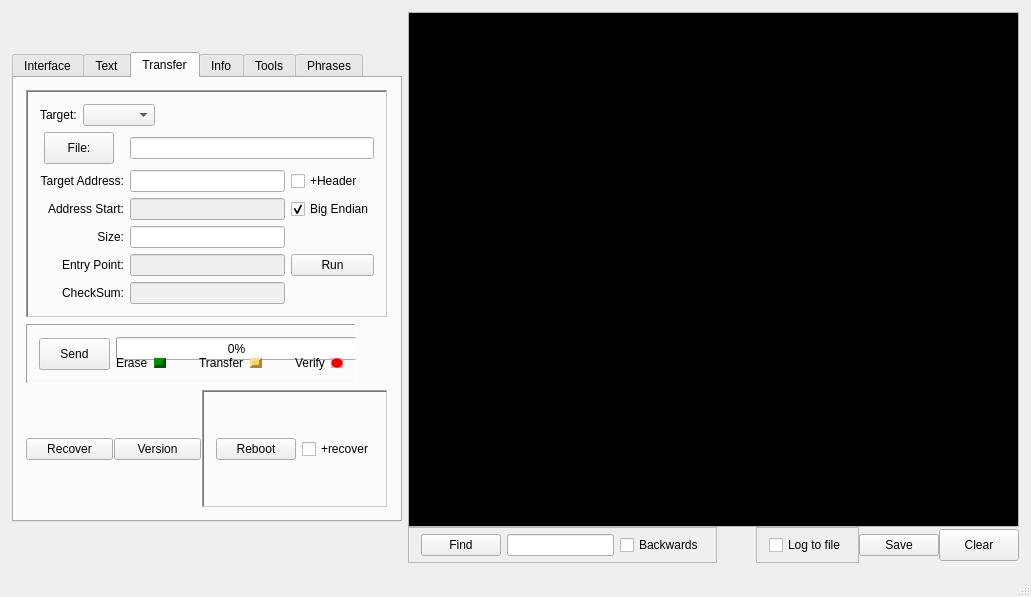
strawbot/TimbreTalk, file mainWindow.ui: the form before one commit.
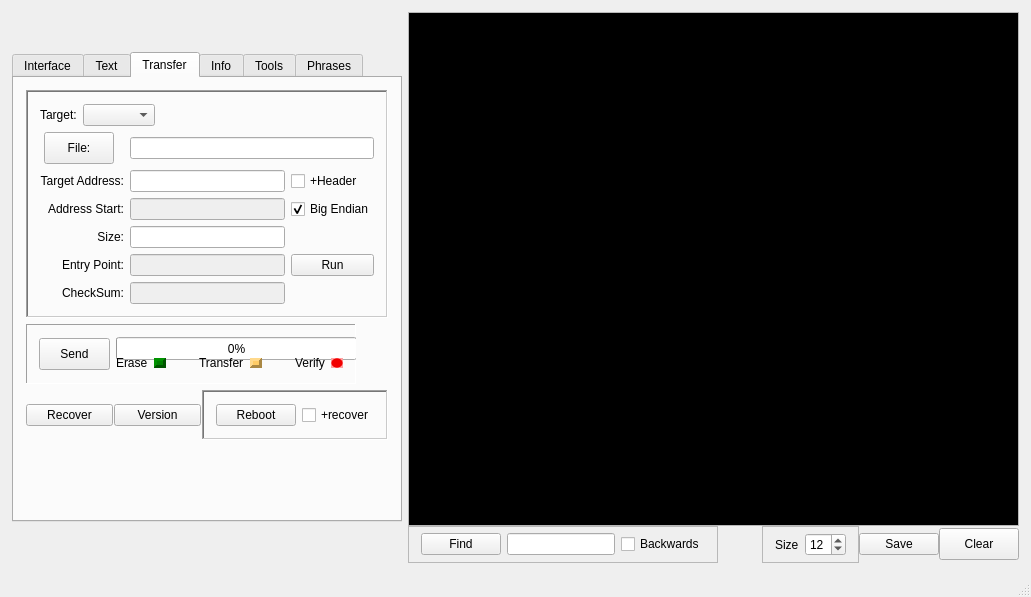
The form after the commit. The open tabs and pages were chosen to show the change.

Commit message: New version of TimbreTalk, 1.3, with the addition of changing the font size in the text window

What changed in the file:
```diff
--- a/mainWindow.ui
+++ b/mainWindow.ui
@@ -1247,6 +1247,19 @@
               </item>
              </layout>
             </item>
+            <item>
+             <spacer name="verticalSpacer_3">
+              <property name="orientation">
+               <enum>Qt::Vertical</enum>
+              </property>
+              <property name="sizeHint" stdset="0">
+               <size>
+                <width>20</width>
+                <height>40</height>
+               </size>
+              </property>
+             </spacer>
+            </item>
            </layout>
           </widget>
           <widget class="QWidget" name="Info">
@@ -3531,9 +3544,22 @@
               <number>6</number>
              </property>
              <item>
-              <widget class="QCheckBox" name="checkBox_3">
+              <widget class="QLabel" name="label_11">
                <property name="text">
-                <string>Log to file</string>
+                <string>Size</string>
+               </property>
+              </widget>
+             </item>
+             <item>
+              <widget class="QSpinBox" name="fontSize">
+               <property name="minimum">
+                <number>5</number>
+               </property>
+               <property name="maximum">
+                <number>40</number>
+               </property>
+               <property name="value">
+                <number>12</number>
                </property>
               </widget>
              </item>
```
Left out of the diff: 30 changed lines with no effect on the pictures. The commit also changes 3 other files.
